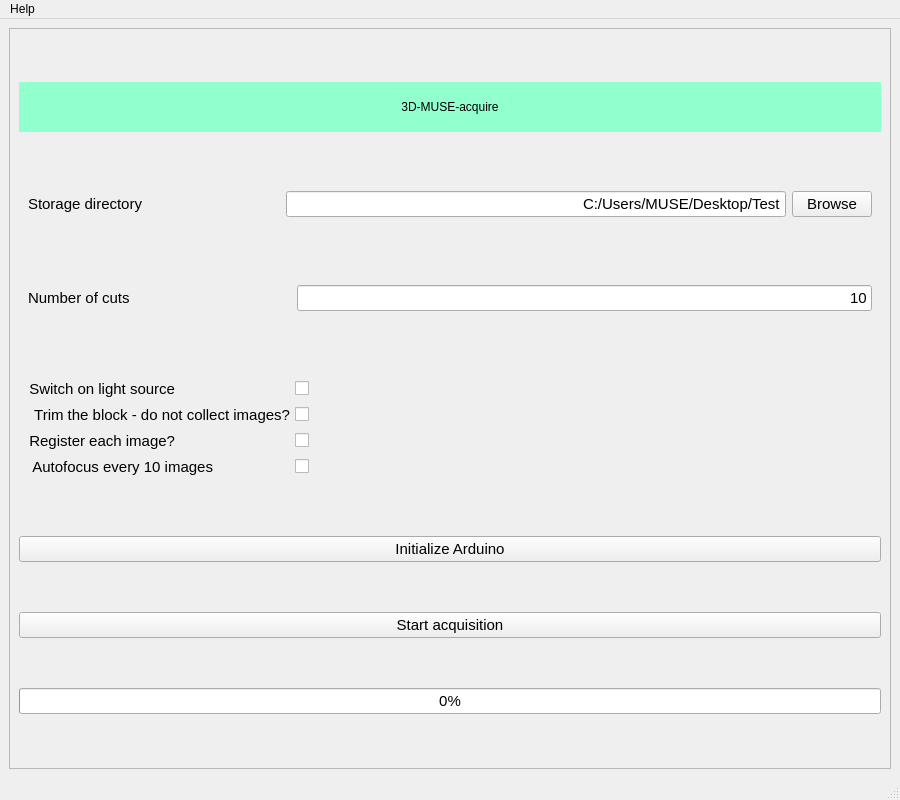
First picture: the form in mainwindow.ui, repository ckolluru/3D-MUSE-acquire, before the edit.
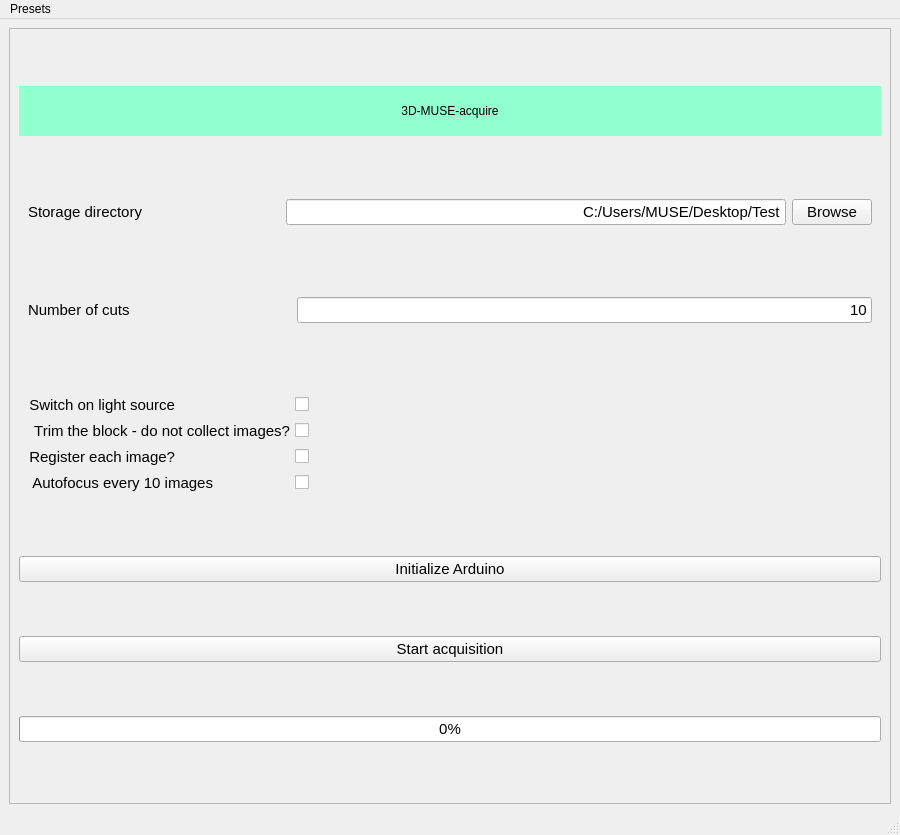
Second picture: the form after the edit.

Patch:
```diff
--- a/mainwindow.ui
+++ b/mainwindow.ui
@@ -7,7 +7,7 @@
     <x>0</x>
     <y>0</y>
     <width>900</width>
-    <height>800</height>
+    <height>835</height>
    </rect>
   </property>
   <property name="sizePolicy">
@@ -44,7 +44,7 @@
          <x>0</x>
          <y>0</y>
          <width>880</width>
-         <height>739</height>
+         <height>774</height>
         </rect>
        </property>
        <layout class="QVBoxLayout" name="verticalLayout_2">
@@ -484,7 +484,7 @@
    </property>
    <widget class="QMenu" name="menuHelp">
     <property name="title">
-     <string>Help</string>
+     <string>Presets</string>
     </property>
     <addaction name="actionInstructions_for_use"/>
    </widget>
```
Left out of the diff: 1 changed line with no effect on the pictures.
